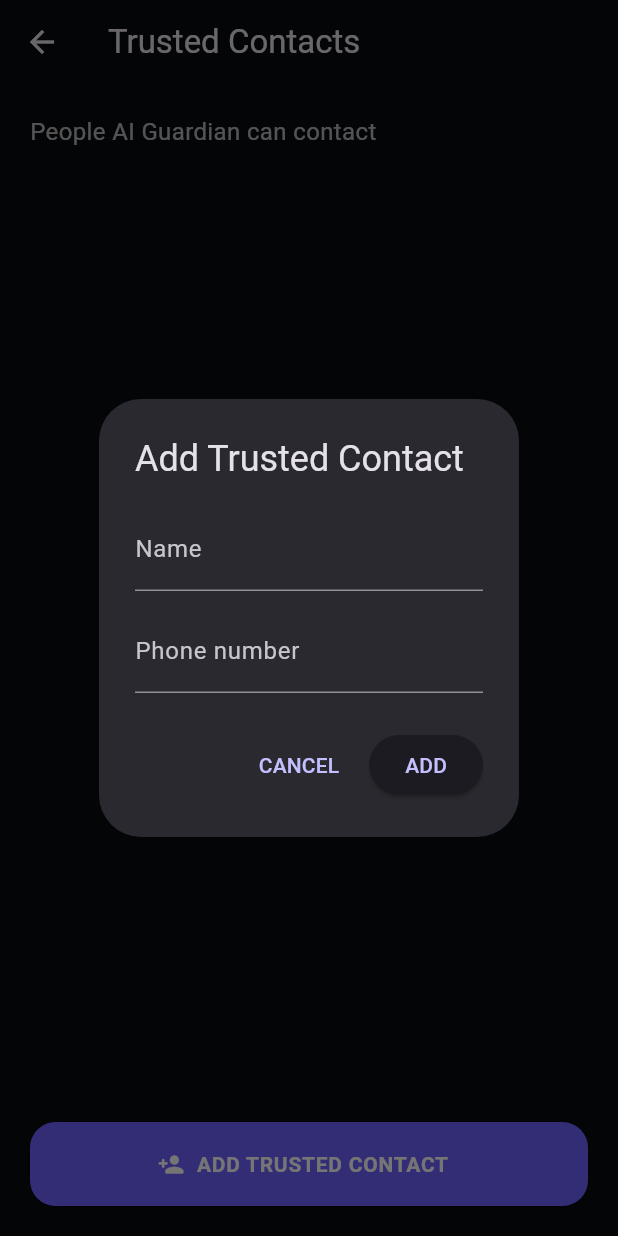
After one commit to Rohanmon80/AI-Guardian, a Flutter app: the TrustedContactsScreen screen opened directly, after a tap on "ADD TRUSTED CONTACT", on a phone screen of 412 x 824 dp. The commit adds this screen. Run offline on Flutter 3.47's test engine with Material 3 defaults, Android fonts, the phone set to English and light mode, and no system bars; our stand-ins replace battery_plus, connectivity_plus, geolocator, shared_preferences, speech_to_text; accounts and stored records are empty.

Commit message:
Add trusted contacts system

```diff
--- /dev/null
+++ b/lib/trusted_contacts.dart
@@ -0,0 +1,359 @@
+import 'package:flutter/material.dart';
+import 'package:shared_preferences/shared_preferences.dart';
+
+class TrustedContact {
+  final String name;
+  final String phone;
+  final bool isPrimary;
+
+  const TrustedContact({
+    required this.name,
+    required this.phone,
+    this.isPrimary = false,
+  });
+
+  String get displayPhone => phone;
+}
+
+class TrustedContactsScreen extends StatefulWidget {
+  const TrustedContactsScreen({super.key});
+
+  @override
+  State<TrustedContactsScreen> createState() =>
+      _TrustedContactsScreenState();
+}
+
+class _TrustedContactsScreenState
+    extends State<TrustedContactsScreen> {
+  List<TrustedContact> _contacts = [];
+
+  @override
+  void initState() {
+    super.initState();
+    _loadContacts();
+  }
+
+  Future<void> _loadContacts() async {
+    final prefs = await SharedPreferences.getInstance();
+
+    final names = prefs.getStringList('contact_names') ?? [];
+    final phones = prefs.getStringList('contact_phones') ?? [];
+    final primaryIndex = prefs.getInt('primary_contact') ?? 0;
+
+    final contacts = <TrustedContact>[];
+
+    for (int i = 0; i < names.length && i < phones.length; i++) {
+      contacts.add(
+        TrustedContact(
+          name: names[i],
+          phone: phones[i],
+          isPrimary: i == primaryIndex,
+        ),
+      );
+    }
+
+    if (!mounted) return;
+
+    setState(() {
+      _contacts = contacts;
+    });
+  }
+
+  Future<void> _saveContacts() async {
+    final prefs = await SharedPreferences.getInstance();
+
+    await prefs.setStringList(
+      'contact_names',
+      _contacts.map((contact) => contact.name).toList(),
+    );
+
+    await prefs.setStringList(
+      'contact_phones',
+      _contacts.map((contact) => contact.phone).toList(),
+    );
+
+    final primaryIndex = _contacts.indexWhere(
+          (contact) => contact.isPrimary,
+    );
+
+    await prefs.setInt(
+      'primary_contact',
+      primaryIndex < 0 ? 0 : primaryIndex,
+    );
+  }
+
+  Future<void> _addContact() async {
+    final nameController = TextEditingController();
+    final phoneController = TextEditingController();
+
+    final result = await showDialog<bool>(
+      context: context,
+      builder: (context) {
+        return AlertDialog(
+          title: const Text('Add Trusted Contact'),
+          content: Column(
+            mainAxisSize: MainAxisSize.min,
+            children: [
+              TextField(
+                controller: nameController,
+                decoration: const InputDecoration(
+                  labelText: 'Name',
+                  hintText: 'Mom',
+                ),
+              ),
+              const SizedBox(height: 12),
+              TextField(
+                controller: phoneController,
+                keyboardType: TextInputType.phone,
+                decoration: const InputDecoration(
+                  labelText: 'Phone number',
+                  hintText: '+91XXXXXXXXXX',
+                ),
+              ),
+            ],
+          ),
+          actions: [
+            TextButton(
+              onPressed: () => Navigator.pop(context, false),
+              child: const Text('CANCEL'),
+            ),
+            ElevatedButton(
+              onPressed: () {
+                if (nameController.text.trim().isEmpty ||
+                    phoneController.text.trim().isEmpty) {
+                  return;
+                }
+
+                Navigator.pop(context, true);
+              },
+              child: const Text('ADD'),
+            ),
+          ],
+        );
+      },
+    );
+
+    if (result != true) return;
+
+    final shouldBePrimary = _contacts.isEmpty;
+
+    setState(() {
+      _contacts.add(
+        TrustedContact(
+          name: nameController.text.trim(),
+          phone: phoneController.text.trim(),
+          isPrimary: shouldBePrimary,
+        ),
+      );
+    });
+
+    await _saveContacts();
+  }
+
+  Future<void> _deleteContact(int index) async {
+    final wasPrimary = _contacts[index].isPrimary;
+
+    setState(() {
+      _contacts.removeAt(index);
+
+      if (wasPrimary && _contacts.isNotEmpty) {
+        final first = _contacts[0];
+
+        _contacts[0] = TrustedContact(
+          name: first.name,
+          phone: first.phone,
+          isPrimary: true,
+        );
+      }
+    });
+
+    await _saveContacts();
+  }
+
+  Future<void> _setPrimary(int index) async {
+    setState(() {
+      _contacts = List.generate(
+        _contacts.length,
+            (i) => TrustedContact(
+          name: _contacts[i].name,
+          phone: _contacts[i].phone,
+          isPrimary: i == index,
+        ),
+      );
+    });
+
+    await _saveContacts();
+  }
+
+  @override
+  Widget build(BuildContext context) {
+    return Scaffold(
+      backgroundColor: const Color(0xFF090B10),
+      appBar: AppBar(
+        title: const Text('Trusted Contacts'),
+        backgroundColor: Colors.transparent,
+      ),
+      body: Padding(
+        padding: const EdgeInsets.all(20),
+        child: Column(
+          crossAxisAlignment: CrossAxisAlignment.start,
+          children: [
+            const Text(
+              'People AI Guardian can contact',
+              style: TextStyle(
+                fontSize: 16,
+                color: Colors.white70,
+              ),
+            ),
+
+            const SizedBox(height: 20),
+
+            Expanded(
+              child: _contacts.isEmpty
+                  ? const Center(
+                child: Text(
+                  'No trusted contacts yet.\nAdd someone you trust.',
+                  textAlign: TextAlign.center,
+                  style: TextStyle(
+                    color: Colors.white54,
+                    height: 1.5,
+                  ),
+                ),
+              )
+                  : ListView.builder(
+                itemCount: _contacts.length,
+                itemBuilder: (context, index) {
+                  final contact = _contacts[index];
+
+                  return Container(
+                    margin: const EdgeInsets.only(bottom: 12),
+                    padding: const EdgeInsets.all(16),
+                    decoration: BoxDecoration(
+                      color: const Color(0xFF11141B),
+                      borderRadius: BorderRadius.circular(18),
+                      border: Border.all(
+                        color: contact.isPrimary
+                            ? const Color(0xFF6C63FF)
+                            .withOpacity(0.5)
+                            : Colors.transparent,
+                      ),
+                    ),
+                    child: Row(
+                      children: [
+                        Container(
+                          width: 48,
+                          height: 48,
+                          decoration: BoxDecoration(
+                            color: const Color(0xFF6C63FF)
+                                .withOpacity(0.15),
+                            borderRadius:
+                            BorderRadius.circular(14),
+                          ),
+                          child: const Icon(
+                            Icons.person_rounded,
+                            color: Color(0xFF8B83FF),
+                          ),
+                        ),
+
+                        const SizedBox(width: 14),
+
+                        Expanded(
+                          child: Column(
+                            crossAxisAlignment:
+                            CrossAxisAlignment.start,
+                            children: [
+                              Text(
+                                contact.name,
+                                style: const TextStyle(
+                                  fontWeight: FontWeight.bold,
+                                  fontSize: 16,
+                                ),
+                              ),
+                              const SizedBox(height: 4),
+                              Text(
+                                contact.displayPhone,
+                                style: const TextStyle(
+                                  color: Colors.white54,
+                                  fontSize: 12,
+                                ),
+                              ),
+                              if (contact.isPrimary)
+                                const Padding(
+                                  padding: EdgeInsets.only(
+                                    top: 5,
+                                  ),
+                                  child: Text(
+                                    'PRIMARY CONTACT',
+                                    style: TextStyle(
+                                      color:
+                                      Colors.greenAccent,
+                                      fontSize: 10,
+                                      fontWeight:
+                                      FontWeight.bold,
+                                      letterSpacing: 1,
+                                    ),
+                                  ),
+                                ),
+                            ],
+                          ),
+                        ),
+
+                        PopupMenuButton<String>(
+                          onSelected: (value) {
+                            if (value == 'primary') {
+                              _setPrimary(index);
+                            } else if (value == 'delete') {
+                              _deleteContact(index);
+                            }
+                          },
+                          itemBuilder: (context) => [
+                            if (!contact.isPrimary)
+                              const PopupMenuItem(
+                                value: 'primary',
+                                child: Text(
+                                  'Set as primary',
+                                ),
+                              ),
+                            const PopupMenuItem(
+                              value: 'delete',
+                              child: Text('Delete'),
+                            ),
+                          ],
+                        ),
+                      ],
+                    ),
+                  );
+                },
+              ),
+            ),
+
+            const SizedBox(height: 12),
+
+            SizedBox(
+              width: double.infinity,
+              height: 56,
+              child: ElevatedButton.icon(
+                onPressed: _addContact,
+                icon: const Icon(Icons.person_add_rounded),
+                label: const Text(
+                  'ADD TRUSTED CONTACT',
+                  style: TextStyle(
+                    fontWeight: FontWeight.bold,
+                    letterSpacing: 0.5,
+                  ),
+                ),
+                style: ElevatedButton.styleFrom(
+                  backgroundColor: const Color(0xFF6C63FF),
+                  foregroundColor: Colors.white,
+                  shape: RoundedRectangleBorder(
+                    borderRadius: BorderRadius.circular(17),
+                  ),
+                ),
+              ),
+            ),
+          ],
+        ),
+      ),
+    );
+  }
+}
--- a/pubspec.yaml
+++ b/pubspec.yaml
@@ -40,6 +40,7 @@ dependencies:
   connectivity_plus: ^7.3.1
   url_launcher: ^6.3.2
   permission_handler: ^13.0.2
+  shared_preferences: ^2.5.5
 
 dev_dependencies:
   flutter_test:
```
Also changed, not shown: lib/main.dart (+71 -2 lines), pubspec.lock, 1 other file.
